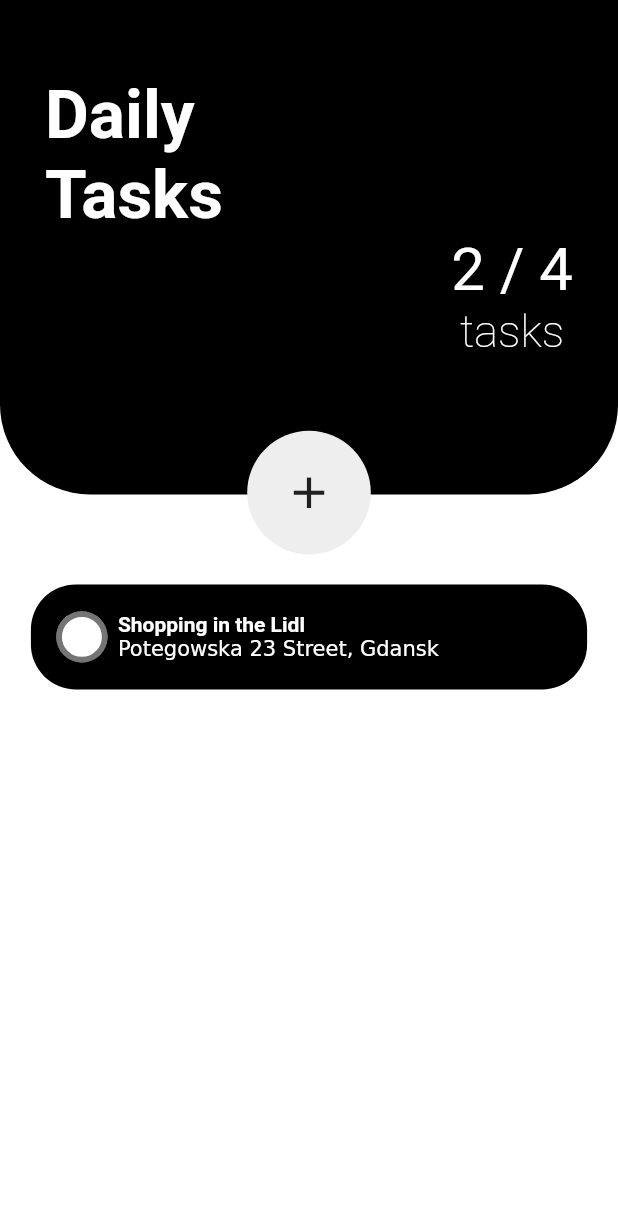
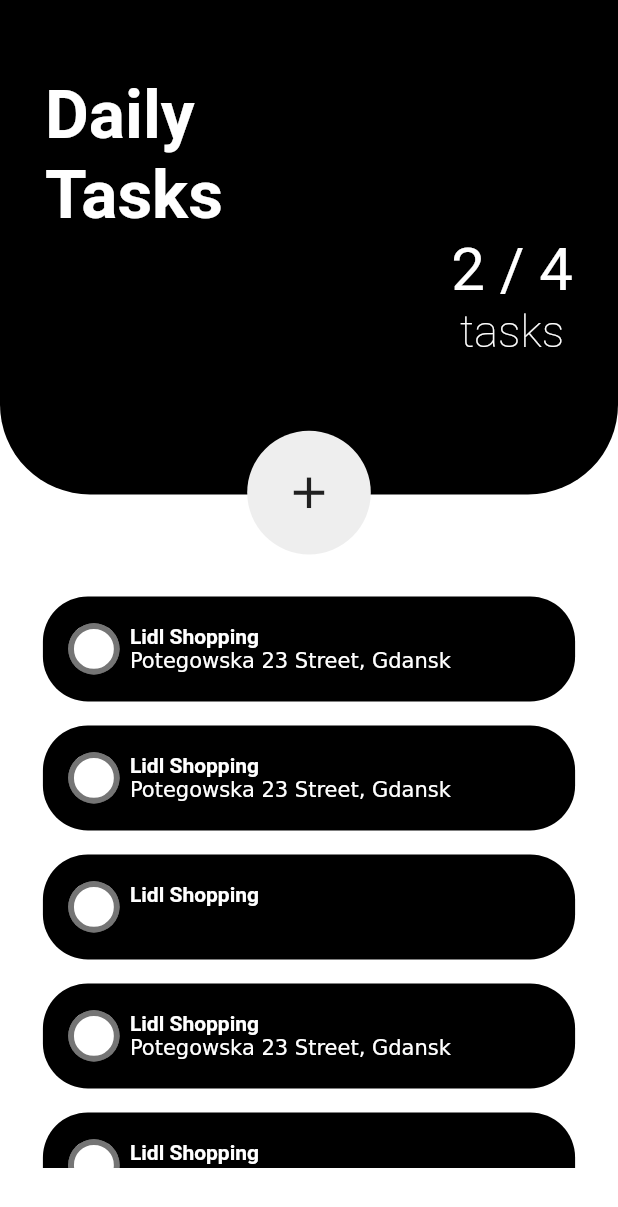
Before and after one commit to Klimek777/todoapp, a Flutter app: the screen it shows after launch, on a phone screen of 412 x 824 dp. Shown: the top 1207 px of the screen. Run offline on Flutter 3.47's test engine with Material 2 defaults, Android fonts, the phone set to English and light mode, and no system bars; drawn by our look-alikes of flutter_slidable.

Commit message:
todolist tile ui design

```diff
--- a/lib/pages/home_page.dart
+++ b/lib/pages/home_page.dart
@@ -1,6 +1,7 @@
 // ignore_for_file: prefer_const_constructors, prefer_const_literals_to_create_immutables
 
 import 'package:flutter/material.dart';
+import 'package:flutter_slidable/flutter_slidable.dart';
 
 class HomePage extends StatefulWidget {
   const HomePage({super.key});
@@ -11,6 +12,20 @@ class HomePage extends StatefulWidget {
 
 class _HomePageState extends State<HomePage> {
   double? _deviceHeight, _deviceWidth;
+
+  List toDoList = [
+    ['Lidl Shopping', 'Potegowska 23 Street, Gdansk', false],
+    ['Lidl Shopping', 'Potegowska 23 Street, Gdansk', false],
+    ['Lidl Shopping', '', false],
+    ['Lidl Shopping', 'Potegowska 23 Street, Gdansk', false],
+    ['Lidl Shopping', 'Potegowska 23 Street, Gdansk', false],
+  ];
+
+  void checkCheckbox(bool? value, int index) {
+    setState(() {
+      toDoList[index][2] = !toDoList[index][2];
+    });
+  }
 
   @override
   Widget build(BuildContext context) {
@@ -32,8 +47,10 @@ class _HomePageState extends State<HomePage> {
                 padding: const EdgeInsets.only(bottom: 60),
                 child: _pageHeadWidget(),
               ),
-              _todoWidget('Shopping in the Lidl',
-                  'Potegowska 23 Street, Gdansk ', false)
+              Container(
+                  width: _deviceWidth! * 0.9,
+                  height: _deviceHeight! * 0.4718,
+                  child: _toDoListTile())
             ],
           ),
         ));
@@ -131,12 +148,31 @@ class _HomePageState extends State<HomePage> {
     );
   }
 
-  Widget _todoWidget(String title, String? description, bool status) {
-    return Container(
+  Widget _todoWidget(
+      String title, String? description, bool status, int index) {
+    return Padding(
+      padding: const EdgeInsets.all(8.0),
+      child: Slidable(
+        endActionPane: ActionPane(
+          motion: ScrollMotion(),
+          children: [
+            SizedBox(
+              width: 10,
+            ),
+            SlidableAction(
+              icon: Icons.delete,
+              label: 'delete',
+              backgroundColor: status ? Colors.grey[400]! : Colors.black,
+              borderRadius: BorderRadius.circular(30),
+              onPressed: (context) {},
+            ),
+          ],
+        ),
+        child: Container(
           height: 70,
           width: _deviceWidth! * 0.9,
           decoration: BoxDecoration(
-        color: Colors.black,
+            color: status ? Colors.grey[400]! : Colors.black,
             borderRadius: BorderRadius.all(
               Radius.circular(30),
             ),
@@ -153,9 +189,9 @@ class _HomePageState extends State<HomePage> {
                     activeColor: Colors.white,
                     focusColor: Colors.white,
                     fillColor: MaterialStateProperty.all(Colors.white),
-                value: false,
-                onChanged: (bool? value) {},
-                checkColor: Colors.white,
+                    value: status,
+                    onChanged: (value) => checkCheckbox(value, index),
+                    checkColor: Colors.black,
                   ),
                 ),
               ),
@@ -165,8 +201,8 @@ class _HomePageState extends State<HomePage> {
                 children: [
                   Text(
                     title,
-                style:
-                    TextStyle(color: Colors.white, fontWeight: FontWeight.bold),
+                    style: TextStyle(
+                        color: Colors.white, fontWeight: FontWeight.bold),
                   ),
                   RichText(
                     maxLines: 4,
@@ -181,6 +217,18 @@ class _HomePageState extends State<HomePage> {
               )
             ],
           ),
+        ),
+      ),
+    );
+  }
+
+  Widget _toDoListTile() {
+    return ListView.builder(
+      itemCount: toDoList.length,
+      itemBuilder: (context, index) {
+        return _todoWidget(
+            toDoList[index][0], toDoList[index][1], toDoList[index][2], index);
+      },
     );
   }
 }
```
Also changed, not shown: pubspec.yaml (+4 -12 lines), pubspec.lock. Lines whose indentation alone changed are shown as unchanged.
